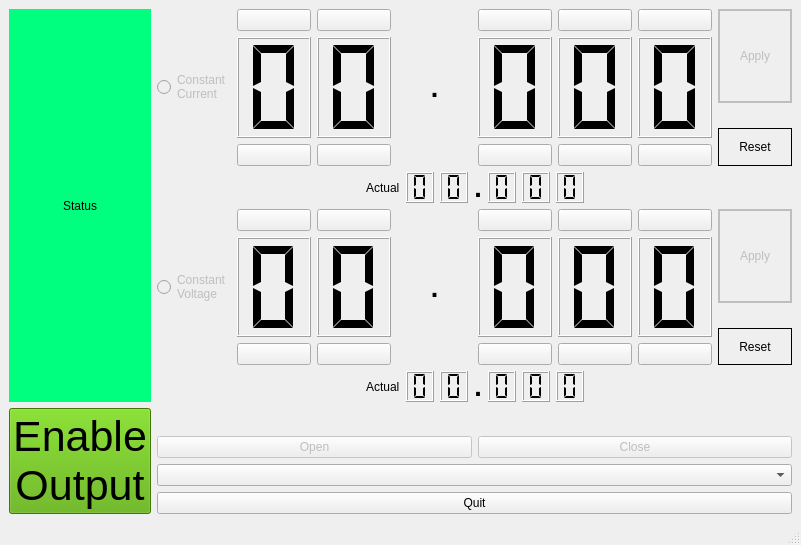
bogflap/RemoteControlledPsu, file PsuGuiControl/mainwindow.ui: the form before one commit.
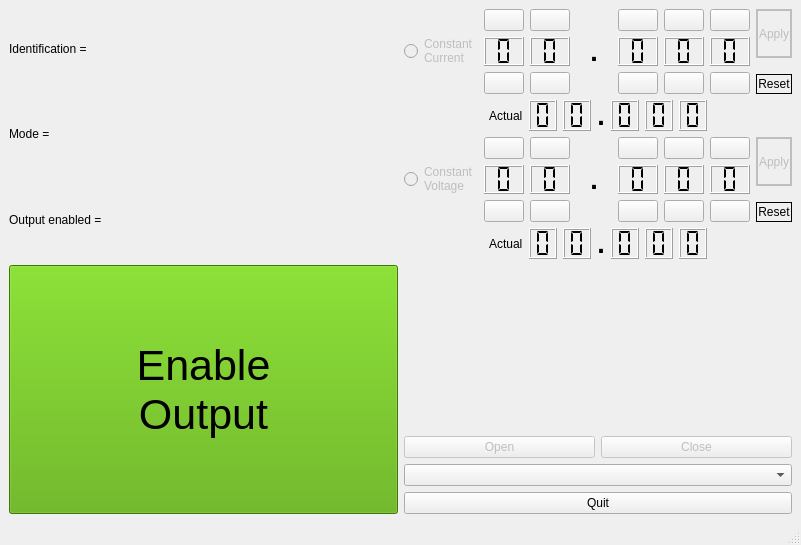
The form after the commit. Icons and pictures are not drawn.

Commit message: Added in functionality isConstantCurrent, isConstantVoltage and isOutputEnabled

What changed in the file:
```diff
--- a/PsuGuiControl/mainwindow.ui
+++ b/PsuGuiControl/mainwindow.ui
@@ -14,28 +14,54 @@
    <string>MainWindow</string>
   </property>
   <widget class="QWidget" name="centralwidget">
-   <layout class="QGridLayout" name="gridLayout" rowstretch="20,1">
+   <layout class="QGridLayout" name="gridLayout">
     <item row="0" column="0">
-     <widget class="QLabel" name="status">
-      <property name="styleSheet">
-       <string notr="true">background-color: rgb(0, 255, 127);</string>
-      </property>
-      <property name="frameShape">
-       <enum>QFrame::NoFrame</enum>
-      </property>
-      <property name="frameShadow">
-       <enum>QFrame::Plain</enum>
-      </property>
+     <layout class="QHBoxLayout" name="horizontalLayout">
+      <item>
+       <layout class="QVBoxLayout" name="verticalLayout_2">
+        <item>
+         <widget class="QLabel" name="identification">
+          <property name="sizePolicy">
+           <sizepolicy hsizetype="Preferred" vsizetype="Preferred">
+            <horstretch>0</horstretch>
+            <verstretch>0</verstretch>
+           </sizepolicy>
+          </property>
+          <property name="text">
+           <string>Identification = </string>
+          </property>
+         </widget>
+        </item>
+        <item>
+         <widget class="QLabel" name="mode">
+          <property name="text">
+           <string>Mode =</string>
+          </property>
+         </widget>
+        </item>
+        <item>
+         <widget class="QLabel" name="outputEnabled">
       <property name="text">
-       <string>Status</string>
-      </property>
-      <property name="alignment">
-       <set>Qt::AlignCenter</set>
-      </property>
-      <property name="textInteractionFlags">
-       <set>Qt::NoTextInteraction</set>
-      </property>
-     </widget>
+           <string>Output enabled = </string>
+          </property>
+         </widget>
+        </item>
+       </layout>
+      </item>
+      <item>
+       <spacer name="horizontalSpacer_5">
+        <property name="orientation">
+         <enum>Qt::Horizontal</enum>
+        </property>
+        <property name="sizeHint" stdset="0">
+         <size>
+          <width>40</width>
+          <height>20</height>
+         </size>
+        </property>
+       </spacer>
+      </item>
+     </layout>
     </item>
     <item row="0" column="1">
      <layout class="QVBoxLayout" name="verticalLayout" stretch="20,1,20,1">
```
Lines whose indentation alone changed are shown as unchanged. The commit also changes 4 other files.
